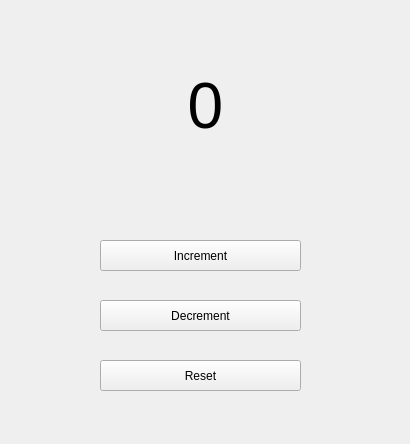
The window that mainwindow.ui (qycyfjy/pyside-template) describes before a commit, drawn with Qt 5.
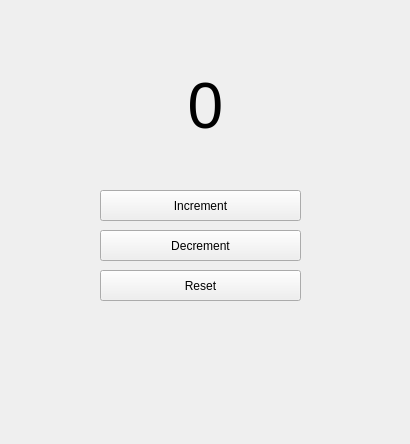
The same window after the commit. Icons and pictures are not drawn. Custom widgets are drawn as their Qt base class.

Commit message: demonstrate the usage of designer's "promote"

```diff
--- a/mainwindow.ui
+++ b/mainwindow.ui
@@ -38,7 +38,7 @@
    <property name="geometry">
     <rect>
      <x>100</x>
-     <y>240</y>
+     <y>190</y>
      <width>201</width>
      <height>31</height>
     </rect>
@@ -55,7 +55,7 @@
    <property name="geometry">
     <rect>
      <x>100</x>
-     <y>300</y>
+     <y>230</y>
      <width>201</width>
      <height>31</height>
     </rect>
@@ -72,7 +72,7 @@
    <property name="geometry">
     <rect>
      <x>100</x>
-     <y>360</y>
+     <y>270</y>
      <width>201</width>
      <height>31</height>
     </rect>
@@ -85,7 +85,25 @@
      <normaloff>:/icons/refresh-cw.svg</normaloff>:/icons/refresh-cw.svg</iconset>
    </property>
   </widget>
+  <widget class="PlotWidget" name="plotting" native="true">
+   <property name="geometry">
+    <rect>
+     <x>10</x>
+     <y>320</y>
+     <width>391</width>
+     <height>111</height>
+    </rect>
+   </property>
+  </widget>
  </widget>
+ <customwidgets>
+  <customwidget>
+   <class>PlotWidget</class>
+   <extends>QWidget</extends>
+   <header>pyqtgraph</header>
+   <container>1</container>
+  </customwidget>
+ </customwidgets>
  <resources>
   <include location="resources.qrc"/>
  </resources>
```
The commit also changes 2 other files.
